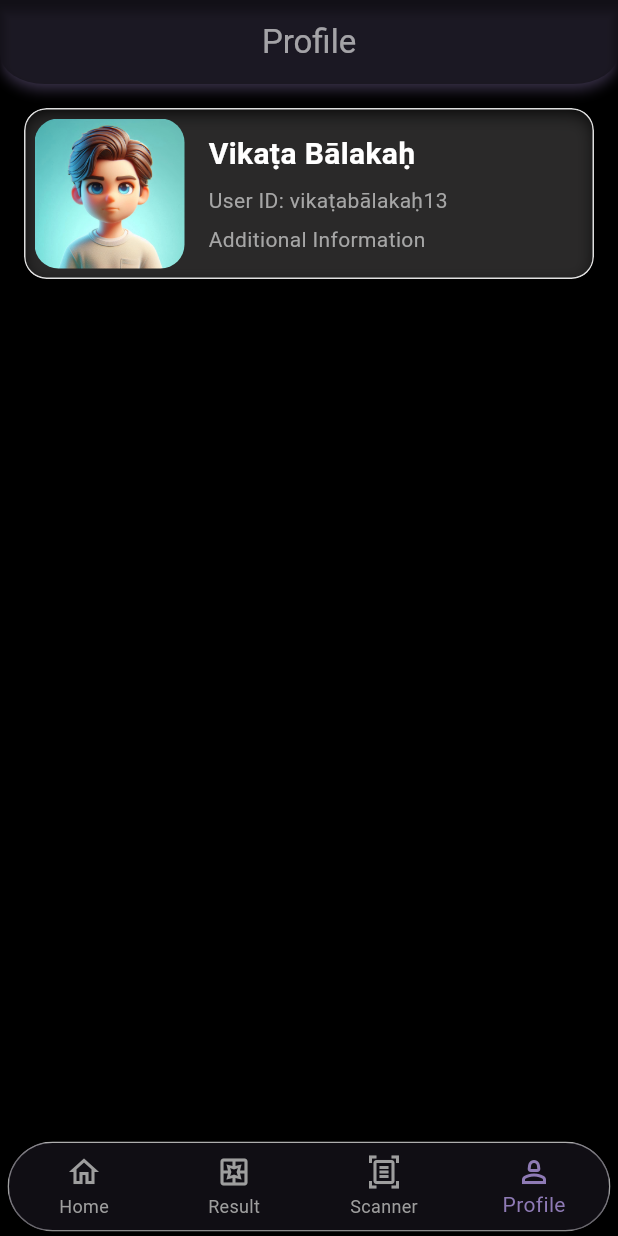
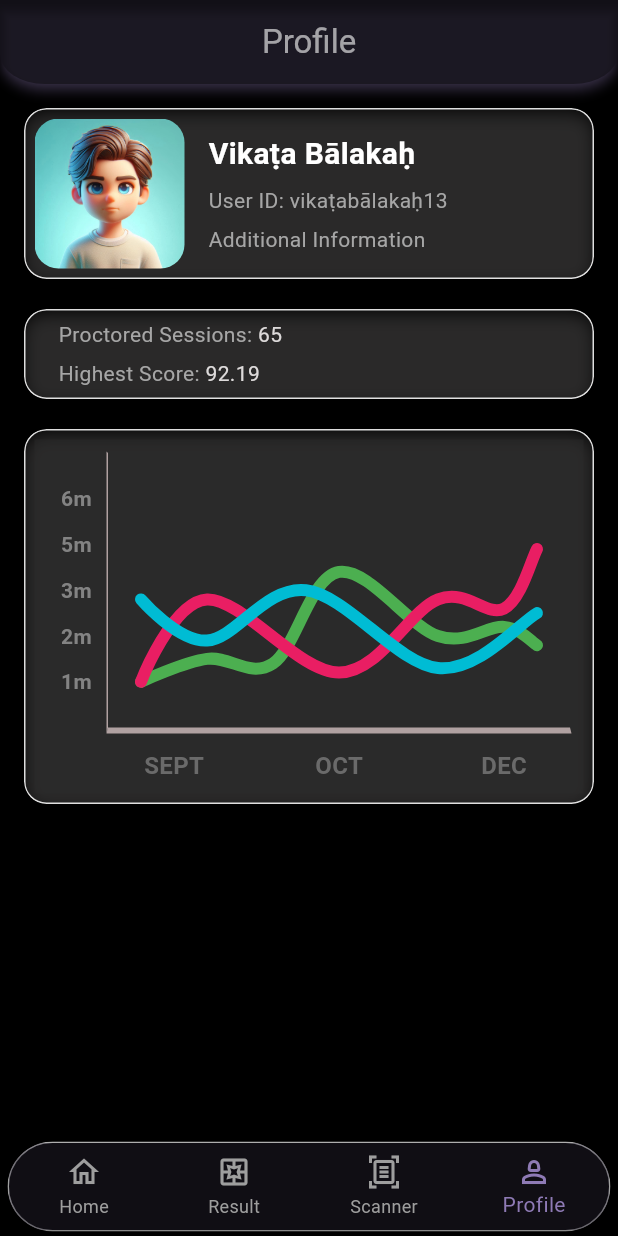
Before and after one commit to amartripathi0/Bi-Gaze, a Flutter app: the screen it shows after launch, item 4 of the bottom bar chosen, on a phone screen of 412 x 824 dp. Run offline on Flutter 3.47's test engine with Material 3 defaults, Android fonts, the phone set to English and light mode, and no system bars; drawn by our look-alikes of animated_background, fl_chart; our stand-ins replace animated_splash_screen, camera, glass_kit, glassmorphism, hive, hive_flutter and 1 more; missing offline and left inert: dart_ping, flutter_tflite, giffy_dialog, internet_speed_meter, simple_animated_button; accounts and stored records are empty; project files that could hold a hidden picture were left out.

Commit message:
Line chart added

```diff
--- /dev/null
+++ b/lib/ui/page/charts/line_chart.dart
@@ -0,0 +1,302 @@
+import 'dart:ui';
+import 'package:fl_chart/fl_chart.dart';
+import 'package:flutter/material.dart';
+import 'package:flutter/widgets.dart';
+
+class LineChartWidget extends StatefulWidget {
+  const LineChartWidget({super.key});
+
+  @override
+  _LineChartWidgetState createState() => _LineChartWidgetState();
+}
+
+class _LineChartWidgetState extends State<LineChartWidget> {
+  bool isShowingMainData = true;
+
+  @override
+  Widget build(BuildContext context) {
+    return Scaffold(
+      backgroundColor: const Color.fromARGB(103, 43, 43, 43),
+      body: Center(
+        child: Padding(
+          padding: const EdgeInsets.all(8.0),
+          child: Column(
+            children: [
+              Expanded(
+                child: _LineChart(isShowingMainData: isShowingMainData),
+              ),
+            ],
+          ),
+        ),
+      ),
+    );
+  }
+}
+
+class _LineChart extends StatelessWidget {
+  const _LineChart({required this.isShowingMainData});
+
+  final bool isShowingMainData;
+
+  @override
+  Widget build(BuildContext context) {
+    return LineChart(
+      isShowingMainData ? _sampleData1() : _sampleData2(),
+      duration: const Duration(milliseconds: 250),
+    );
+  }
+
+  LineChartData _sampleData1() => LineChartData(
+        lineTouchData: _lineTouchData1(),
+        gridData: _gridData(),
+        titlesData: _titlesData1(),
+        borderData: _borderData(),
+        lineBarsData: _lineBarsData1(),
+        minX: 0,
+        maxX: 14,
+        maxY: 6,
+        minY: 0,
+      );
+
+  LineChartData _sampleData2() => LineChartData(
+        lineTouchData: _lineTouchData2(),
+        gridData: _gridData(),
+        titlesData: _titlesData2(),
+        borderData: _borderData(),
+        lineBarsData: _lineBarsData2(),
+        minX: 0,
+        maxX: 14,
+        maxY: 8,
+        minY: 0,
+      );
+
+  LineTouchData _lineTouchData1() => LineTouchData(
+        handleBuiltInTouches: true,
+        touchTooltipData: LineTouchTooltipData(
+          getTooltipColor: (touchedSpot) =>
+              const Color.fromARGB(255, 96, 125, 139).withOpacity(0.8),
+        ),
+      );
+
+  LineTouchData _lineTouchData2() => const LineTouchData(enabled: false);
+
+  FlTitlesData _titlesData1() => FlTitlesData(
+        bottomTitles: _bottomTitles(),
+        rightTitles:
+            const AxisTitles(sideTitles: SideTitles(showTitles: false)),
+        topTitles: const AxisTitles(sideTitles: SideTitles(showTitles: false)),
+        leftTitles: _leftTitles(),
+      );
+
+  FlTitlesData _titlesData2() => FlTitlesData(
+        bottomTitles: _bottomTitles(),
+        rightTitles:
+            const AxisTitles(sideTitles: SideTitles(showTitles: false)),
+        topTitles: const AxisTitles(sideTitles: SideTitles(showTitles: false)),
+        leftTitles: _leftTitles(),
+      );
+
+  AxisTitles _bottomTitles() => AxisTitles(
+        sideTitles: SideTitles(
+          showTitles: true,
+          reservedSize: 32,
+          interval: 1,
+          getTitlesWidget: (value, meta) => _bottomTitleWidgets(value),
+        ),
+      );
+
+  Widget _bottomTitleWidgets(double value) {
+    const style = TextStyle(
+        fontWeight: FontWeight.bold,
+        fontSize: 16,
+        color: Color.fromARGB(255, 106, 106, 106));
+    Widget text;
+    switch (value.toInt()) {
+      case 2:
+        text = const Text('SEPT', style: style);
+        break;
+      case 7:
+        text = const Text('OCT', style: style);
+        break;
+      case 12:
+        text = const Text('DEC', style: style);
+        break;
+      default:
+        text = const Text('');
+        break;
+    }
+
+    return SideTitleWidget(axisSide: AxisSide.bottom, space: 10, child: text);
+  }
+
+  AxisTitles _leftTitles() => AxisTitles(
+        sideTitles: SideTitles(
+          getTitlesWidget: (value, meta) => _leftTitleWidgets(value),
+          showTitles: true,
+          interval: 1,
+          reservedSize: 40,
+        ),
+      );
+
+  Widget _leftTitleWidgets(double value) {
+    const style = TextStyle(
+      fontWeight: FontWeight.bold,
+      fontSize: 14,
+      color: Color.fromARGB(255, 131, 131, 131),
+    );
+    String text;
+    switch (value.toInt()) {
+      case 1:
+        text = '1m';
+        break;
+      case 2:
+        text = '2m';
+        break;
+      case 3:
+        text = '3m';
+        break;
+      case 4:
+        text = '5m';
+        break;
+      case 5:
+        text = '6m';
+        break;
+      default:
+        return Container();
+    }
+
+    return Text(text, style: style, textAlign: TextAlign.center);
+  }
+
+  FlGridData _gridData() => const FlGridData(show: false);
+
+  FlBorderData _borderData() => FlBorderData(
+        show: true,
+        border: const Border(
+          bottom:
+              BorderSide(color: Color.fromARGB(161, 255, 231, 231), width: 4),
+          left: BorderSide(color: Color.fromARGB(161, 255, 231, 231)),
+          right: BorderSide(color: Color.fromARGB(0, 0, 0, 0)),
+          top: BorderSide(color: Colors.transparent),
+        ),
+      );
+
+  List<LineChartBarData> _lineBarsData1() => [
+        _lineChartBarData1_1(),
+        _lineChartBarData1_2(),
+        _lineChartBarData1_3(),
+      ];
+
+  List<LineChartBarData> _lineBarsData2() => [
+        _lineChartBarData2_1(),
+        _lineChartBarData2_2(),
+        _lineChartBarData2_3(),
+      ];
+
+  LineChartBarData _lineChartBarData1_1() => LineChartBarData(
+        isCurved: true,
+        color: Colors.green,
+        barWidth: 8,
+        isStrokeCapRound: true,
+        dotData: const FlDotData(show: false),
+        belowBarData: BarAreaData(show: false),
+        spots: const [
+          FlSpot(1, 1),
+          FlSpot(3, 1.5),
+          FlSpot(5, 1.4),
+          FlSpot(7, 3.4),
+          FlSpot(10, 2),
+          FlSpot(12, 2.2),
+          FlSpot(13, 1.8),
+        ],
+      );
+
+  LineChartBarData _lineChartBarData1_2() => LineChartBarData(
+        isCurved: true,
+        color: Colors.pink,
+        barWidth: 8,
+        isStrokeCapRound: true,
+        dotData: const FlDotData(show: false),
+        belowBarData: BarAreaData(show: false),
+        spots: const [
+          FlSpot(1, 1),
+          FlSpot(3, 2.8),
+          FlSpot(7, 1.2),
+          FlSpot(10, 2.8),
+          FlSpot(12, 2.6),
+          FlSpot(13, 3.9),
+        ],
+      );
+
+  LineChartBarData _lineChartBarData1_3() => LineChartBarData(
+        isCurved: true,
+        color: Colors.cyan,
+        barWidth: 8,
+        isStrokeCapRound: true,
+        dotData: const FlDotData(show: false),
+        belowBarData: BarAreaData(show: false),
+        spots: const [
+          FlSpot(1, 2.8),
+          FlSpot(3, 1.9),
+          FlSpot(6, 3),
+          FlSpot(10, 1.3),
+          FlSpot(13, 2.5),
+        ],
+      );
+
+  LineChartBarData _lineChartBarData2_1() => LineChartBarData(
+        isCurved: true,
+        curveSmoothness: 0,
+        color: Colors.green.withOpacity(0.5),
+        barWidth: 4,
+        isStrokeCapRound: true,
+        dotData: const FlDotData(show: false),
+        belowBarData: BarAreaData(show: false),
+        spots: const [
+          FlSpot(1, 1),
+          FlSpot(3, 4),
+          FlSpot(5, 1.8),
+          FlSpot(7, 5),
+          FlSpot(10, 2),
+          FlSpot(12, 2.2),
+          FlSpot(13, 1.8),
+        ],
+      );
+
+  LineChartBarData _lineChartBarData2_2() => LineChartBarData(
+        isCurved: true,
+        color: Colors.pink.withOpacity(0.5),
+        barWidth: 4,
+        isStrokeCapRound: true,
+        dotData: const FlDotData(show: false),
+        belowBarData: BarAreaData(
+          show: true,
+          color: Colors.pink.withOpacity(0.2),
+        ),
+        spots: const [
+          FlSpot(1, 1),
+          FlSpot(3, 2.8),
+          FlSpot(7, 1.2),
+          FlSpot(10, 2.8),
+          FlSpot(12, 2.6),
+          FlSpot(13, 3.9),
+        ],
+      );
+
+  LineChartBarData _lineChartBarData2_3() => LineChartBarData(
+        isCurved: true,
+        curveSmoothness: 0,
+        color: Colors.cyan.withOpacity(0.5),
+        barWidth: 2,
+        isStrokeCapRound: true,
+        dotData: const FlDotData(show: true),
+        belowBarData: BarAreaData(show: false),
+        spots: const [
+          FlSpot(1, 3.8),
+          FlSpot(3, 1.9),
+          FlSpot(6, 5),
+          FlSpot(10, 3.3),
+          FlSpot(13, 4.5),
+        ],
+      );
+}
--- a/lib/ui/page/profile_page.dart
+++ b/lib/ui/page/profile_page.dart
@@ -1,7 +1,12 @@
 // ignore_for_file: deprecated_member_use
 
+import 'package:bigaze/ui/page/charts/line_chart.dart';
 import 'package:bigaze/ui/page/common/widget/bottomnavigationbar.dart';
 import 'package:bigaze/widgets/profilecard.dart';
+import 'package:bigaze/widgets/profilecardplaceholder.dart';
+import 'package:bigaze/widgets/profileproctorcard.dart';
+import 'package:fl_chart/fl_chart.dart';
+import 'package:flutter/cupertino.dart';
 import 'package:flutter/material.dart';
 import 'package:bigaze/ui/page/common/widget/appbar.dart';
 import 'package:bigaze/ui/page/home_page.dart';
@@ -88,7 +93,22 @@ class _ProfilePageState extends State<ProfilePage>
                     name: 'Vikaṭa Bālakaḥ',
                     userId: 'vikaṭabālakaḥ13',
                     additionalInfo: 'Additional Information',
+                  ),
+                  SizedBox(
+                    height: 20,
+                  ),
+                  ExamStatisticsWidget(
+                      proctoredSessions: 65, highestScore: 92.19),
+                  SizedBox(
+                    height: 20,
+                  ),
+                  // ----------------------------------------------------------
+                  SizedBox(
+                    height: 250,
+                    child: ProfileCardPlaceholder(child: LineChartWidget()),
                   )
+
+                  // -----------------------------------------------------------
                 ],
               ),
             ),
--- /dev/null
+++ b/lib/widgets/profilecardplaceholder.dart
@@ -0,0 +1,44 @@
+import 'package:flutter/material.dart';
+
+class ProfileCardPlaceholder extends StatelessWidget {
+  final Widget child;
+
+  const ProfileCardPlaceholder({
+    super.key,
+    required this.child,
+  });
+
+  @override
+  Widget build(BuildContext context) {
+    return ClipRRect(
+      borderRadius: const BorderRadius.all(Radius.circular(15)),
+      child: Container(
+        padding: const EdgeInsets.all(6),
+        decoration: BoxDecoration(
+          border: Border.all(color: const Color.fromARGB(219, 255, 255, 255)),
+          borderRadius: const BorderRadius.all(Radius.circular(15)),
+          boxShadow: const [
+            BoxShadow(
+              color: Color.fromARGB(104, 103, 101, 101),
+              blurRadius: 10,
+              spreadRadius: 2,
+              offset: Offset(0, 4), // changes position of shadow
+            ),
+          ],
+        ),
+        child: Row(
+          // mainAxisAlignment: MainAxisAlignment.start,
+          children: [
+            // const SizedBox(width: 16),
+            Expanded(
+              child: Align(
+                alignment: Alignment.center,
+                child: child, // Embedding the child widget here
+              ),
+            ),
+          ],
+        ),
+      ),
+    );
+  }
+}
--- /dev/null
+++ b/lib/widgets/profileproctorcard.dart
@@ -0,0 +1,79 @@
+import 'package:flutter/material.dart';
+
+class ExamStatisticsWidget extends StatelessWidget {
+  final int proctoredSessions;
+  final double highestScore;
+
+  const ExamStatisticsWidget({
+    super.key,
+    required this.proctoredSessions,
+    required this.highestScore,
+  });
+
+  @override
+  Widget build(BuildContext context) {
+    return ClipRRect(
+      borderRadius: const BorderRadius.all(Radius.circular(15)),
+      child: Container(
+        padding: const EdgeInsets.all(6),
+        decoration: BoxDecoration(
+          border: Border.all(color: const Color.fromARGB(219, 255, 255, 255)),
+          borderRadius: const BorderRadius.all(Radius.circular(15)),
+          boxShadow: const [
+            BoxShadow(
+              color: Color.fromARGB(104, 103, 101, 101),
+              blurRadius: 10,
+              spreadRadius: 2,
+              offset: Offset(0, 4), // changes position of shadow
+            ),
+          ],
+        ),
+        child: Row(
+          mainAxisAlignment: MainAxisAlignment.start,
+          children: [
+            const SizedBox(width: 16),
+            Column(
+              mainAxisAlignment: MainAxisAlignment.start,
+              crossAxisAlignment: CrossAxisAlignment.start,
+              children: [
+                Row(
+                  children: [
+                    const Text(
+                      'Proctored Sessions: ',
+                      style: TextStyle(
+                          fontSize: 14,
+                          color: Color.fromARGB(255, 166, 166, 166)),
+                    ),
+                    Text(
+                      '$proctoredSessions',
+                      style: const TextStyle(
+                          fontSize: 14,
+                          color: Color.fromARGB(255, 221, 218, 218)),
+                    ),
+                  ],
+                ),
+                const SizedBox(height: 6),
+                Row(
+                  children: [
+                    const Text(
+                      'Highest Score: ',
+                      style: TextStyle(
+                          fontSize: 14,
+                          color: Color.fromARGB(255, 166, 166, 166)),
+                    ),
+                    Text(
+                      '$highestScore',
+                      style: const TextStyle(
+                          fontSize: 14,
+                          color: Color.fromARGB(255, 221, 218, 218)),
+                    ),
+                  ],
+                ),
+              ],
+            )
+          ],
+        ),
+      ),
+    );
+  }
+}
```
